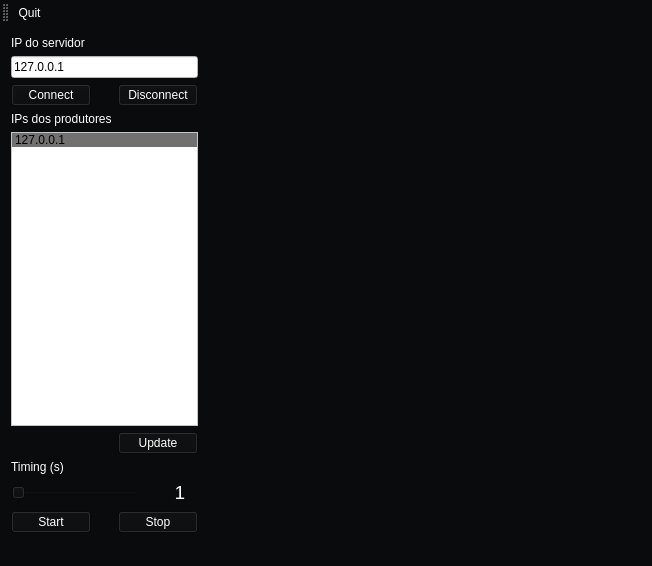
HemersonRafael/Supervisory, file QtTcpClientConsumer/mainwindow.ui: the form before one commit.
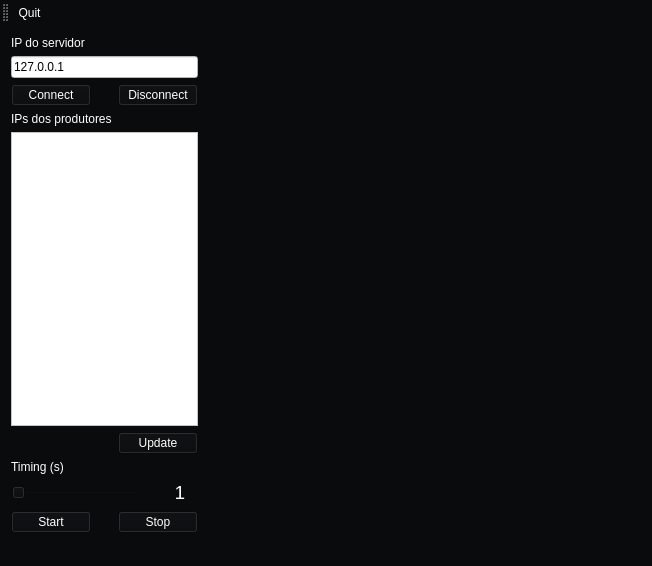
The form after the commit. Custom widgets are drawn as their Qt base class.

```diff
--- a/QtTcpClientConsumer/mainwindow.ui
+++ b/QtTcpClientConsumer/mainwindow.ui
@@ -100,13 +100,8 @@
 selection-background-color: rgba(29, 28, 28, 159);</string>
           </property>
           <property name="currentRow">
-           <number>0</number>
+           <number>-1</number>
           </property>
-          <item>
-           <property name="text">
-            <string>127.0.0.1</string>
-           </property>
-          </item>
          </widget>
         </item>
         <item>
```
Left out of the diff: 2 changed lines with no effect on the pictures.
